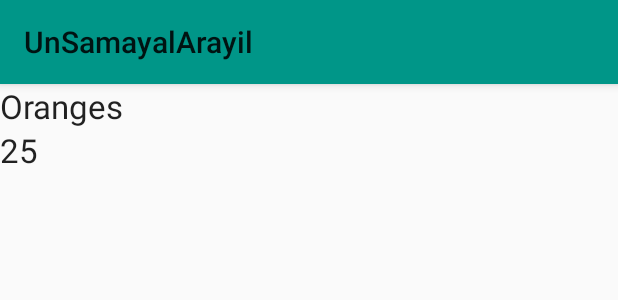
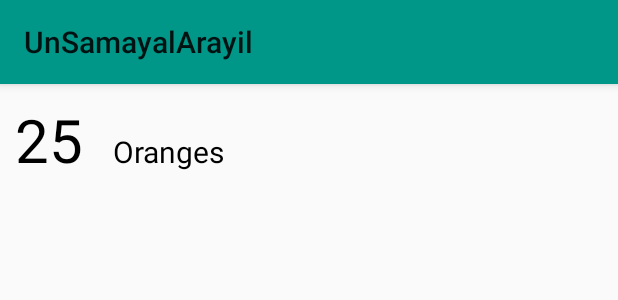
Before and after one commit to UnSamayalArayil/Patiyal, an Android app: the layout individual_item.xml on its own in the app's theme, with its tools: preview values and no code run, on a phone screen of 412 x 824 dp. Shown: the top 300 px of the screen. Run offline under Robolectric (Android 15) with nearby library versions, the phone set to English and light mode, and no system bars.

Commit message:
Arvind: UI changes

```diff
--- a/app/src/main/java/io/github/dnivra26/unsamayalarayil/AllItemsAdapter.java
+++ b/app/src/main/java/io/github/dnivra26/unsamayalarayil/AllItemsAdapter.java
@@ -29,8 +29,8 @@ public class AllItemsAdapter extends ArrayAdapter<Item> {
         TextView itemName = (TextView) convertView.findViewById(R.id.itemName);
         TextView currentLevel = (TextView) convertView.findViewById(R.id.currentLevel);
         Item item = items.get(position);
-        itemName.setText("Item Name: "+item.item_name);
-        currentLevel.setText("Current Percentage: "+item.current_percentage);
+        itemName.setText("Name: "+item.item_name);
+        currentLevel.setText(item.current_percentage + " %");
         return convertView;
     }
 }
--- a/app/src/main/res/layout/activity_new_device.xml
+++ b/app/src/main/res/layout/activity_new_device.xml
@@ -13,7 +13,7 @@
 
         <TextView
             android:id="@+id/textView"
-            style="@style/textStyle"
+            style="@style/textStyleHeader"
             android:layout_width="wrap_content"
             android:layout_height="wrap_content"
             android:layout_gravity="center"
--- a/app/src/main/res/layout/fragment_register_device.xml
+++ b/app/src/main/res/layout/fragment_register_device.xml
@@ -11,6 +11,8 @@
         android:text="@string/register_button"
         android:layout_margin="10dp"
         android:id="@+id/registerButton"
+        android:background="@color/green"
+        android:textColor="@android:color/white"
         android:enabled="false"
         android:layout_alignParentBottom="true"
         android:layout_centerHorizontal="true"
--- a/app/src/main/res/layout/individual_item.xml
+++ b/app/src/main/res/layout/individual_item.xml
@@ -1,22 +1,28 @@
 <?xml version="1.0" encoding="utf-8"?>
 <LinearLayout xmlns:android="http://schemas.android.com/apk/res/android"
     xmlns:tools="http://schemas.android.com/tools"
-    android:orientation="vertical"
+    android:orientation="horizontal"
     android:layout_width="match_parent"
     android:layout_height="match_parent">
 
     <TextView
         android:layout_width="wrap_content"
         android:layout_height="wrap_content"
+        android:layout_margin="10dp"
+        android:textAppearance="?android:attr/textAppearanceLarge"
+        style="@style/textStyleLarge"
+        android:id="@+id/currentLevel"
+        tools:text="25" />
+
+    <TextView
+        android:layout_width="wrap_content"
+        android:layout_height="wrap_content"
+        android:layout_margin="10dp"
+        style="@style/textStyleHeader"
         android:textAppearance="?android:attr/textAppearanceLarge"
         android:id="@+id/itemName"
         tools:text="Oranges" />
 
-    <TextView
-        android:layout_width="wrap_content"
-        android:layout_height="wrap_content"
-        android:textAppearance="?android:attr/textAppearanceLarge"
-        android:id="@+id/currentLevel"
-        tools:text="25" />
+
 
 </LinearLayout>
--- a/app/src/main/res/values/strings.xml
+++ b/app/src/main/res/values/strings.xml
@@ -25,7 +25,7 @@
     <string name="submit">submit</string>
     <string name="new_device_alert">New device added. Click to configure.</string>
     <string name="notification_title">Un Samyal Arayil</string>
-    <string name="title_activity_all_items">AllItemsActivity</string>
+    <string name="title_activity_all_items">Items...</string>
     <string name="title_activity_chart_test">ChartTestActivity</string>
 
     <string-array name="reminder_types">
--- a/app/src/main/res/values/styles.xml
+++ b/app/src/main/res/values/styles.xml
@@ -22,4 +22,16 @@
         <item name="android:textColor">@android:color/black</item>
     </style>
 
+    <style name="textStyleHeader" parent="android:TextAppearance">
+        <item name="fontPath">Gotham-Book.otf</item>
+        <item name="android:textColor">@android:color/black</item>
+        <item name="android:textSize">20sp</item>
+    </style>
+
+    <style name="textStyleLarge" parent="android:TextAppearance">
+        <item name="fontPath">Gotham-Book.otf</item>
+        <item name="android:textColor">@android:color/black</item>
+        <item name="android:textSize">40sp</item>
+    </style>
+
 </resources>
```
